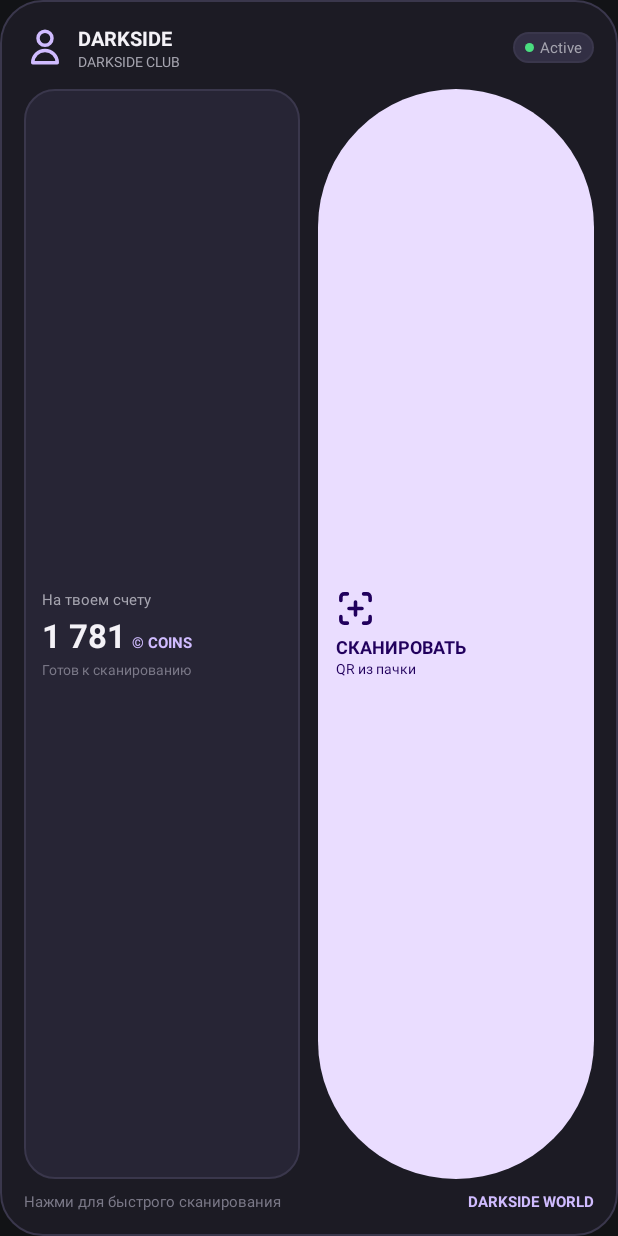
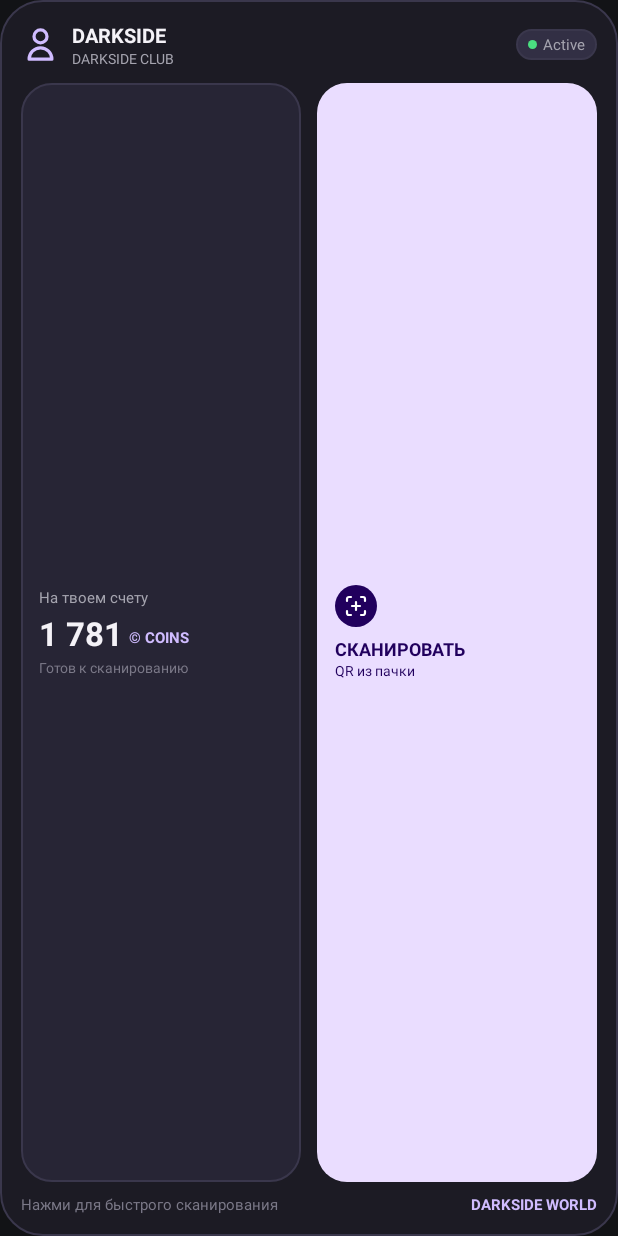
Before and after one commit to RazGame/dark-coin-widget, an Android app: the layout widget_darkside_4x2.xml on its own in the app's theme, with its tools: preview values and no code run, on a phone screen of 412 x 824 dp. Run offline under Robolectric (Android 15) with nearby library versions, the phone set to English and light mode, and no system bars.

Commit message:
Fix status bar window insets and widget 4x2 button shape

```diff
--- a/app/build.gradle.kts
+++ b/app/build.gradle.kts
@@ -11,8 +11,8 @@ android {
         applicationId = "com.darkside.widget"
         minSdk = 26
         targetSdk = 35
-        versionCode = 1
-        versionName = "1.0.0"
+        versionCode = 2
+        versionName = "1.0.1"
 
         testInstrumentationRunner = "androidx.test.runner.AndroidJUnitRunner"
 
--- a/app/src/main/java/com/darkside/widget/api/DarksideApi.kt
+++ b/app/src/main/java/com/darkside/widget/api/DarksideApi.kt
@@ -51,7 +51,7 @@ object DarksideApi {
             val data = json.optJSONObject("data") ?: json.optJSONObject("user") ?: return null
             val name = data.optString("name", data.optString("nickname", "Пользователь"))
             val balance = data.optInt("balance", 0)
-            val uuid = data.optString("uuid", null)
+            val uuid = if (data.has("uuid") && !data.isNull("uuid")) data.getString("uuid") else null
 
             return UserProfile(name = name, balance = balance, uuid = uuid)
         }
--- a/app/src/main/java/com/darkside/widget/widget/DarksideWidgetProvider.kt
+++ b/app/src/main/java/com/darkside/widget/widget/DarksideWidgetProvider.kt
@@ -78,8 +78,8 @@ class DarksideWidgetProvider : AppWidgetProvider() {
             if (Build.VERSION.SDK_INT >= Build.VERSION_CODES.S) {
                 val viewsMap = mapOf(
                     SizeF(100f, 100f) to build2x2Views(context),
-                    SizeF(240f, 55f) to build4x1Views(context),
-                    SizeF(240f, 130f) to build4x2Views(context)
+                    SizeF(220f, 50f) to build4x1Views(context),
+                    SizeF(220f, 110f) to build4x2Views(context)
                 )
                 return RemoteViews(viewsMap)
             }
--- /dev/null
+++ b/app/src/main/res/drawable/bg_widget_action_card.xml
@@ -0,0 +1,10 @@
+<?xml version="1.0" encoding="utf-8"?>
+<ripple xmlns:android="http://schemas.android.com/apk/res/android"
+    android:color="@color/ds_primary">
+    <item>
+        <shape android:shape="rectangle">
+            <corners android:radius="20dp" />
+            <solid android:color="@color/ds_primary_container" />
+        </shape>
+    </item>
+</ripple>
--- /dev/null
+++ b/app/src/main/res/drawable/bg_widget_circle_icon_dark.xml
@@ -0,0 +1,5 @@
+<?xml version="1.0" encoding="utf-8"?>
+<shape xmlns:android="http://schemas.android.com/apk/res/android"
+    android:shape="oval">
+    <solid android:color="@color/ds_on_primary_container" />
+</shape>
--- /dev/null
+++ b/app/src/main/res/drawable/ic_scan_qr_white.xml
@@ -0,0 +1,12 @@
+<vector xmlns:android="http://schemas.android.com/apk/res/android"
+    android:width="24dp"
+    android:height="24dp"
+    android:viewportWidth="24"
+    android:viewportHeight="24">
+    <path
+        android:strokeColor="#FFFFFF"
+        android:strokeWidth="2.2"
+        android:strokeLineCap="round"
+        android:strokeLineJoin="round"
+        android:pathData="M3,7V5a2,2 0 0,1 2,-2h2M17,3h2a2,2 0 0,1 2,2v2M21,17v2a2,2 0 0,1 -2,2h-2M7,21H5a2,2 0 0,1 -2,-2v-2M12,8v8M8,12h8" />
+</vector>
--- a/app/src/main/res/layout/activity_login.xml
+++ b/app/src/main/res/layout/activity_login.xml
@@ -3,7 +3,7 @@
     xmlns:app="http://schemas.android.com/apk/res-auto"
     android:layout_width="match_parent"
     android:layout_height="match_parent"
-    android:background="@color/ds_background"
+    android:background="@color/ds_surface"
     android:orientation="vertical">
 
     <!-- Top Toolbar -->
--- a/app/src/main/res/layout/widget_darkside_4x2.xml
+++ b/app/src/main/res/layout/widget_darkside_4x2.xml
@@ -5,7 +5,7 @@
     android:layout_height="match_parent"
     android:background="@drawable/bg_widget_container"
     android:orientation="vertical"
-    android:padding="16dp">
+    android:padding="14dp">
 
     <!-- Top Header: User Profile & Status Badge -->
     <LinearLayout
@@ -15,8 +15,8 @@
         android:orientation="horizontal">
 
         <ImageView
-            android:layout_width="28dp"
-            android:layout_height="28dp"
+            android:layout_width="26dp"
+            android:layout_height="26dp"
             android:src="@drawable/ic_user"
             android:contentDescription="@string/app_name" />
 
@@ -72,20 +72,20 @@
         </LinearLayout>
     </LinearLayout>
 
-    <!-- Center Cards: Balance Card & Scan Button -->
+    <!-- Center Cards: Balance Card & Scan Action Card -->
     <LinearLayout
         android:layout_width="match_parent"
         android:layout_height="0dp"
-        android:layout_marginTop="12dp"
+        android:layout_marginTop="10dp"
         android:layout_marginBottom="8dp"
         android:layout_weight="1"
         android:orientation="horizontal">
 
-        <!-- Balance Card -->
+        <!-- Left: Balance Card -->
         <LinearLayout
             android:layout_width="0dp"
             android:layout_height="match_parent"
-            android:layout_marginEnd="6dp"
+            android:layout_marginEnd="5dp"
             android:layout_weight="1"
             android:background="@drawable/bg_widget_inner_card"
             android:gravity="center_vertical"
@@ -119,6 +119,7 @@
                     android:layout_width="wrap_content"
                     android:layout_height="wrap_content"
                     android:layout_marginStart="4dp"
+                    android:layout_marginBottom="2dp"
                     android:text="@string/coins_unit"
                     android:textColor="@color/ds_primary"
                     android:textSize="10sp"
@@ -135,30 +136,33 @@
                 android:textSize="9sp" />
         </LinearLayout>
 
-        <!-- Big Scan Hero Button -->
+        <!-- Right: Scan Action Card (Matching 20dp squircle) -->
         <LinearLayout
             android:id="@+id/widget_btn_scan_4x2"
             android:layout_width="0dp"
             android:layout_height="match_parent"
-            android:layout_marginStart="6dp"
+            android:layout_marginStart="5dp"
             android:layout_weight="1"
-            android:background="@drawable/bg_widget_pill_button"
+            android:background="@drawable/bg_widget_action_card"
             android:clickable="true"
             android:focusable="true"
             android:gravity="center_vertical"
             android:orientation="vertical"
             android:padding="12dp">
 
+            <!-- Circular dark badge for the icon -->
             <ImageView
-                android:layout_width="26dp"
-                android:layout_height="26dp"
-                android:src="@drawable/ic_scan_qr"
-                android:contentDescription="@string/scan_qr" />
+                android:layout_width="28dp"
+                android:layout_height="28dp"
+                android:background="@drawable/bg_widget_circle_icon_dark"
+                android:contentDescription="@string/scan_qr"
+                android:padding="6dp"
+                android:src="@drawable/ic_scan_qr_white" />
 
             <TextView
                 android:layout_width="wrap_content"
                 android:layout_height="wrap_content"
-                android:layout_marginTop="4dp"
+                android:layout_marginTop="6dp"
                 android:text="@string/scan_qr"
                 android:textColor="@color/ds_on_primary_container"
                 android:textSize="12sp"
```
Also changed, not shown: app/src/main/java/com/darkside/widget/ui/LoginActivity.kt (+11 -0 lines), app/src/main/java/com/darkside/widget/ui/MainActivity.kt (+11 -0 lines), 2409 other files.
